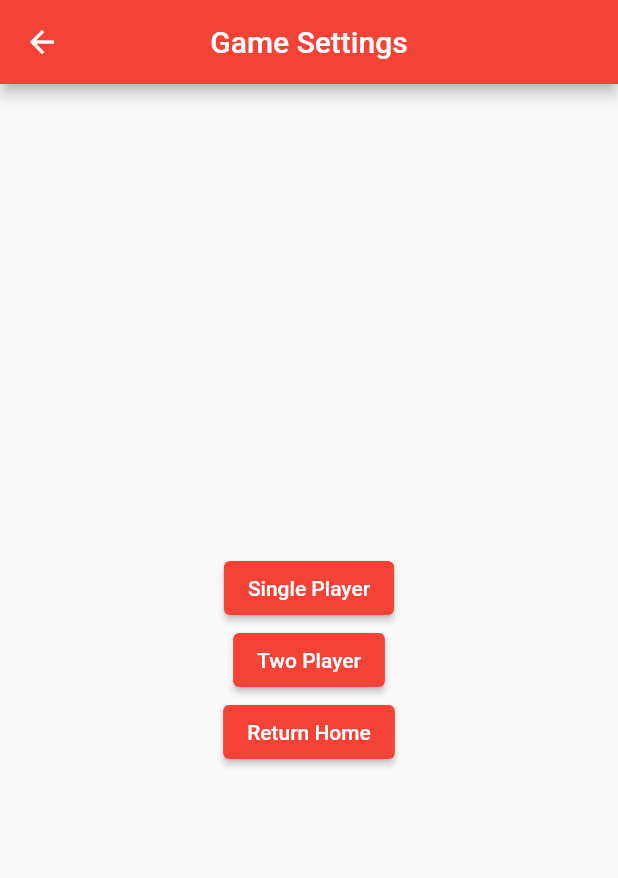
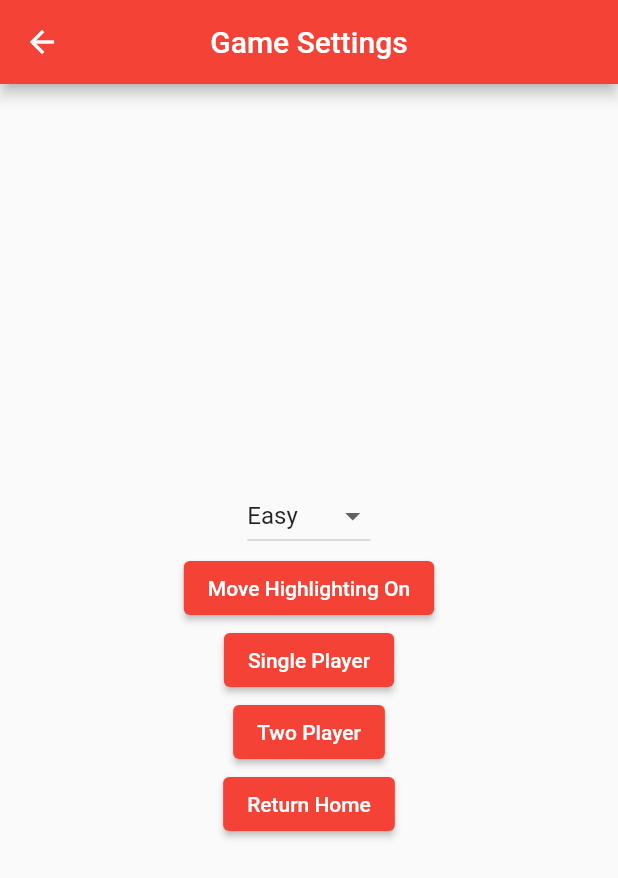
Before and after one commit to InvincibleRMC/Ultimate-Tic-Tac-Toe, a Flutter app: the GameSettings screen opened directly, on a phone screen of 412 x 824 dp. Shown: the top 878 px of the screen. Run offline on Flutter 3.47's test engine with Material 2 defaults, Android fonts, the phone set to English and light mode, and no system bars.

Commit message:
adding game settings

```diff
--- a/lib/artificial_intelligence/ai.dart
+++ b/lib/artificial_intelligence/ai.dart
@@ -1 +1,63 @@
-//TODO
+import 'dart:io';
+import 'dart:math';
+
+import 'package:ultimate_tic_tac_toe/tiles/main_board.dart';
+import 'package:ultimate_tic_tac_toe/tiles/tile_state.dart';
+import '../tiles/sub_board.dart';
+import '../tiles/tile.dart';
+
+class AI {
+  final MainBoard _board;
+  final TileState _turn;
+  late Tile Function() fun;
+
+  AI(MainBoard board, String difficulty, TileState turn)
+      : _board = board,
+        _turn = turn {
+    if (difficulty == "Easy") {
+      fun = easy;
+    } else if (difficulty == "Medium") {
+      fun = medium;
+    } else if (difficulty == "Hard") {
+      fun = hard;
+    }
+  }
+
+  Tile getTile() {
+    //TODO make a setting maybe
+    sleep(const Duration(milliseconds: 1000));
+    print(fun);
+    return fun();
+  }
+
+  Tile easy() {
+    SubBoard? sb = _board.getCurrentSubboard();
+    Tile t;
+    if (sb == null) {
+      List<int> enemySbCoords = _board.getPointFromSubBoard(
+          _board.getAvailableSubBoards()[
+              Random().nextInt(_board.getAvailableSubBoards().length)]);
+
+      SubBoard enemySb = _board.getSubBoard(enemySbCoords[0], enemySbCoords[1]);
+
+      List<int> enemyMove = enemySb.getAvailableTiles()[
+          Random().nextInt(enemySb.getAvailableTiles().length)];
+
+      t = enemySb.getTile(enemyMove[0], enemyMove[1]);
+    } else {
+      List<int> enemyMove = sb
+          .getAvailableTiles()[Random().nextInt(sb.getAvailableTiles().length)];
+      t = sb.getTile(enemyMove[0], enemyMove[1]);
+    }
+
+    return t;
+  }
+
+  Tile medium() {
+    return _board.getSubBoard(0, 0).getTile(0, 0);
+  }
+
+  Tile hard() {
+    return _board.getSubBoard(0, 0).getTile(0, 0);
+  }
+}
--- a/lib/pages/game.dart
+++ b/lib/pages/game.dart
@@ -3,8 +3,12 @@ import 'package:ultimate_tic_tac_toe/tiles/widget/main_board_widget.dart';
 import '../tiles/main_board.dart';
 
 class GamePage extends StatelessWidget {
-  final bool isSinglePlayer;
-  const GamePage({required this.isSinglePlayer, super.key});
+  final bool _isSinglePlayer;
+  final String _difficulty;
+
+  const GamePage({isSinglePlayer = false, difficulty, super.key})
+      : _isSinglePlayer = isSinglePlayer,
+        _difficulty = difficulty;
 
   final String title = "Home";
   //final String home = "Play GamePage";
@@ -13,7 +17,7 @@ class GamePage extends StatelessWidget {
   Widget build(BuildContext context) {
     final mainBoardWidth = MediaQuery.of(context).size.width;
     final mainBoardHeight = MediaQuery.of(context).size.width;
-    MainBoard board = MainBoard(isSinglePlayer, 3);
+    MainBoard board = MainBoard(_isSinglePlayer, _difficulty, 3);
 
     return MaterialApp(
         home: Scaffold(
--- a/lib/pages/game_settings.dart
+++ b/lib/pages/game_settings.dart
@@ -3,19 +3,31 @@ import 'package:ultimate_tic_tac_toe/pages/home.dart';
 
 import 'game.dart';
 
-class GameSettings extends StatelessWidget {
+class GameSettings extends StatefulWidget {
   const GameSettings({super.key});
-  final String _title = "Game Settings";
-  final String _home = "Return Home";
-  final String _twoPlayer = "Two Player";
-  final String _onePlayer = "Single Player";
+
+  @override
+  GameSettingSate createState() => GameSettingSate();
+}
+
+class GameSettingSate extends State<GameSettings> {
+  static const String _title = "Game Settings";
+  static const String _home = "Return Home";
+  static const String _twoPlayer = "Two Player";
+  static const String _onePlayer = "Single Player";
+  static const List<String> _difList = ['Easy', 'Medium', 'Hard'];
+  static const String _difStart = 'Easy';
+  bool _highlighting = true;
+  String _difDropDown = _difStart;
 
   @override
   Widget build(BuildContext context) {
+    const String highlightingTrue = "Move Highlighting On";
+    const String highlightingFalse = "Move Highlighting Off";
     return Scaffold(
       appBar: AppBar(
         centerTitle: true,
-        title: Text(
+        title: const Text(
           _title,
         ),
       ),
@@ -23,28 +35,54 @@ class GameSettings extends StatelessWidget {
         child: Column(
           mainAxisAlignment: MainAxisAlignment.center,
           children: <Widget>[
+            DropdownButton<String>(
+                value: _difDropDown,
+                items: _difList.map<DropdownMenuItem<String>>((String value) {
+                  return DropdownMenuItem<String>(
+                    value: value,
+                    child: Text(value),
+                  );
+                }).toList(),
+                onChanged: (String? newValue) {
+                  setState(() {
+                    _difDropDown = newValue!;
+                  });
+                }),
+            ElevatedButton(
+                key: const Key("move_highlighting_button"),
+                onPressed: () {
+                  setState(() {
+                    _highlighting = !_highlighting;
+                  });
+                },
+                child:
+                    Text(_highlighting ? highlightingTrue : highlightingFalse)),
             ElevatedButton(
                 key: const Key("single_player_button"),
                 onPressed: () {
                   Navigator.push(
                       context,
                       MaterialPageRoute(
-                        builder: (context) => const GamePage(
-                            isSinglePlayer: true, key: Key("single_player")),
+                        builder: (context) => GamePage(
+                            isSinglePlayer: true,
+                            difficulty: _difDropDown,
+                            key: const Key("single_player")),
                       ));
                 },
-                child: Text(_onePlayer)),
+                child: const Text(_onePlayer)),
             ElevatedButton(
                 key: const Key("two_player_button"),
                 onPressed: () {
                   Navigator.push(
                       context,
                       MaterialPageRoute(
-                        builder: (context) => const GamePage(
-                            isSinglePlayer: false, key: Key("two_player")),
+                        builder: (context) => GamePage(
+                            isSinglePlayer: false,
+                            difficulty: _difDropDown,
+                            key: const Key("two_player")),
                       ));
                 },
-                child: Text(_twoPlayer)),
+                child: const Text(_twoPlayer)),
             ElevatedButton(
               key: const Key("home_button"),
               onPressed: () {
@@ -54,7 +92,7 @@ class GameSettings extends StatelessWidget {
                       builder: (context) => const HomePage(),
                     ));
               },
-              child: Text(_home),
+              child: const Text(_home),
             ),
           ],
         ),
--- a/lib/tiles/main_board.dart
+++ b/lib/tiles/main_board.dart
@@ -1,13 +1,15 @@
 import 'package:flutter/cupertino.dart';
 import 'package:ultimate_tic_tac_toe/tiles/sub_board.dart';
+import 'package:ultimate_tic_tac_toe/tiles/tile.dart';
 import 'package:ultimate_tic_tac_toe/tiles/tile_state.dart';
+import '../artificial_intelligence/ai.dart';
 import 'board.dart';
 
 class MainBoard extends Board {
   late List<List<SubBoard>> _subBoards;
   SubBoard? _currentSB;
   final bool _isSinglePlayer;
-
+  late AI _ai;
   bool _tied = false;
 
   @visibleForTesting
@@ -22,13 +24,19 @@ class MainBoard extends Board {
 
   TileState _turn = TileState.X;
 
-  MainBoard([bool isSinglePlayer = false, int size = 3])
+  MainBoard(
+      [bool isSinglePlayer = false, String difficulty = "Easy", int size = 3])
       : _isSinglePlayer = isSinglePlayer,
         super(size) {
+    _ai = AI(this, difficulty, TileState.O);
     _subBoards = List<List<SubBoard>>.generate(
         size,
         (int index) =>
             List<SubBoard>.generate(size, (int index) => SubBoard(this)));
+  }
+
+  Tile getAIMove() {
+    return _ai.getTile();
   }
 
   SubBoard getSubBoard(int i, int j) {
--- a/lib/tiles/widget/main_board_widget.dart
+++ b/lib/tiles/widget/main_board_widget.dart
@@ -8,7 +8,6 @@ class MainBoardWidget extends StatefulWidget {
   final MainBoard _board;
   final double _boardWidthPixels;
   final double _boardHeightPixels;
-
   //TODO make a square not rectangle?
   const MainBoardWidget({
     Key? key,
```
Also changed, not shown: lib/tiles/widget/tile_widget.dart (+13 -5 lines), 1 other file.
